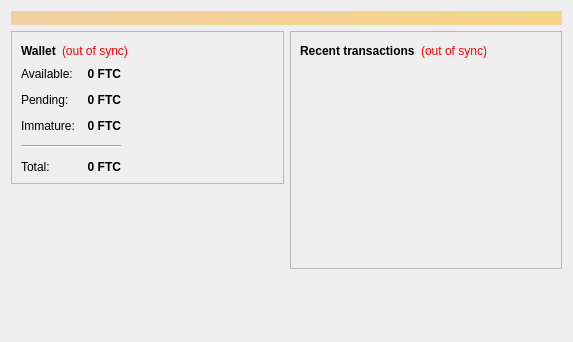
This is src/qt/forms/overviewpage.ui in FeatherCoin/Feathercoin as Qt 5 draws it before an edit. The edited form follows.
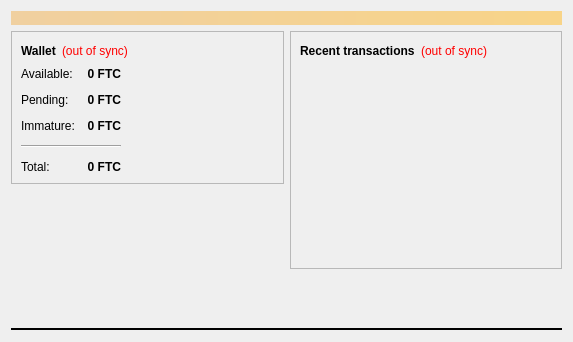
This is the edited form. Icons and pictures are not drawn.

Commit message: Wallet Overveiw page with status bar devider

Diff of the .ui file:
```diff
--- a/src/qt/forms/overviewpage.ui
+++ b/src/qt/forms/overviewpage.ui
@@ -376,6 +376,19 @@
      </item>
     </layout>
    </item>
+   <item>
+    <widget class="Line" name="line_2">
+     <property name="frameShadow">
+      <enum>QFrame::Plain</enum>
+     </property>
+     <property name="lineWidth">
+      <number>2</number>
+     </property>
+     <property name="orientation">
+      <enum>Qt::Horizontal</enum>
+     </property>
+    </widget>
+   </item>
   </layout>
  </widget>
  <resources>
```
Left out of the diff: 6 changed lines with no effect on the pictures.
